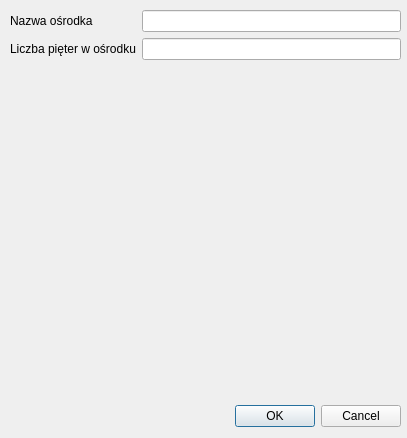
Qt form modifyhotelwindow.ui (merito/kwatermistrz4000) before a commit.
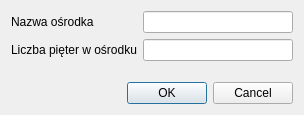
The same form after that commit.

The edit to the form file:
```diff
--- a/modifyhotelwindow.ui
+++ b/modifyhotelwindow.ui
@@ -6,56 +6,15 @@
    <rect>
     <x>0</x>
     <y>0</y>
-    <width>407</width>
-    <height>438</height>
+    <width>304</width>
+    <height>115</height>
    </rect>
   </property>
   <property name="windowTitle">
    <string>Dialog</string>
   </property>
-  <widget class="QDialogButtonBox" name="buttonBox">
-   <property name="geometry">
-    <rect>
-     <x>60</x>
-     <y>400</y>
-     <width>341</width>
-     <height>32</height>
-    </rect>
-   </property>
-   <property name="orientation">
-    <enum>Qt::Horizontal</enum>
-   </property>
-   <property name="standardButtons">
-    <set>QDialogButtonBox::Cancel|QDialogButtonBox::Ok</set>
-   </property>
-  </widget>
-  <widget class="QWidget" name="formLayoutWidget">
-   <property name="geometry">
-    <rect>
-     <x>10</x>
-     <y>80</y>
-     <width>391</width>
-     <height>311</height>
-    </rect>
-   </property>
-   <layout class="QFormLayout" name="formLayout">
-    <property name="sizeConstraint">
-     <enum>QLayout::SetDefaultConstraint</enum>
-    </property>
-    <property name="fieldGrowthPolicy">
-     <enum>QFormLayout::ExpandingFieldsGrow</enum>
-    </property>
-   </layout>
-  </widget>
-  <widget class="QWidget" name="formLayoutWidget_2">
-   <property name="geometry">
-    <rect>
-     <x>10</x>
-     <y>10</y>
-     <width>391</width>
-     <height>61</height>
-    </rect>
-   </property>
+  <layout class="QVBoxLayout" name="verticalLayout">
+   <item>
    <layout class="QFormLayout" name="formLayout_2">
     <item row="1" column="0">
      <widget class="QLabel" name="label">
@@ -78,11 +37,28 @@
      <widget class="QLineEdit" name="lineEdit_2"/>
     </item>
    </layout>
-  </widget>
-  <zorder>buttonBox</zorder>
-  <zorder>formLayoutWidget</zorder>
-  <zorder>formLayoutWidget_2</zorder>
-  <zorder>scrollArea</zorder>
+   </item>
+   <item>
+    <layout class="QFormLayout" name="formLayout">
+     <property name="sizeConstraint">
+      <enum>QLayout::SetDefaultConstraint</enum>
+     </property>
+     <property name="fieldGrowthPolicy">
+      <enum>QFormLayout::FieldsStayAtSizeHint</enum>
+     </property>
+    </layout>
+   </item>
+   <item>
+    <widget class="QDialogButtonBox" name="buttonBox">
+     <property name="orientation">
+      <enum>Qt::Horizontal</enum>
+     </property>
+     <property name="standardButtons">
+      <set>QDialogButtonBox::Cancel|QDialogButtonBox::Ok</set>
+     </property>
+    </widget>
+   </item>
+  </layout>
  </widget>
  <resources/>
  <connections>
```
Left out of the diff: 4 changed lines with no effect on the pictures. Lines whose indentation alone changed are shown as unchanged.
